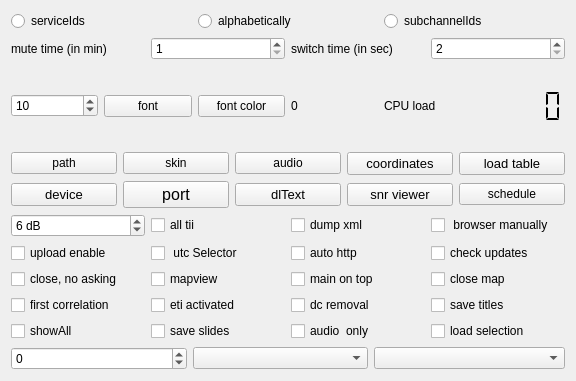
Above: sources/main/forms-v7/config-helper.ui from JvanKatwijk/qt-dab before the change. Below: the same form after it.
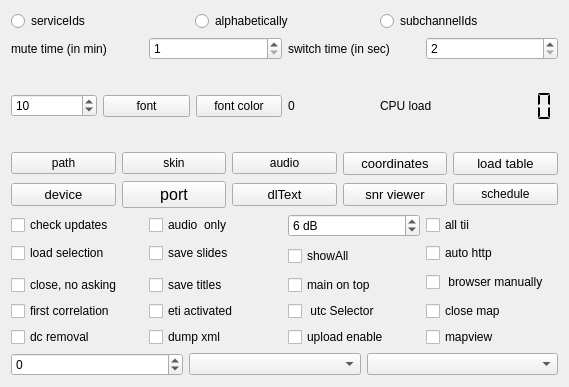
That is the form after the change. Custom widgets are drawn as their Qt base class.

What changed in the file:
```diff
--- a/sources/main/forms-v7/config-helper.ui
+++ b/sources/main/forms-v7/config-helper.ui
@@ -6,8 +6,8 @@
    <rect>
     <x>0</x>
     <y>0</y>
-    <width>576</width>
-    <height>381</height>
+    <width>569</width>
+    <height>387</height>
    </rect>
   </property>
   <property name="windowTitle">
@@ -341,6 +341,26 @@
    <item>
     <layout class="QGridLayout" name="gridLayout">
      <item row="0" column="0">
+      <widget class="QCheckBox" name="updateChecker">
+       <property name="toolTip">
+        <string>&lt;html&gt;&lt;head/&gt;&lt;body&gt;&lt;p&gt;If this selector is set, the list of services is stored in a user defined file.&lt;/p&gt;&lt;/body&gt;&lt;/html&gt;</string>
+       </property>
+       <property name="text">
+        <string>check updates</string>
+       </property>
+      </widget>
+     </item>
+     <item row="0" column="1">
+      <widget class="QCheckBox" name="audioServices_only">
+       <property name="toolTip">
+        <string>&lt;html&gt;&lt;head/&gt;&lt;body&gt;&lt;p&gt;Many ensembles contain both audio and data services (e.g. TPEG, EPG). If selected here, only audio services and  the EPG service if part of the ensemble will be shown in the services list&lt;/p&gt;&lt;/body&gt;&lt;/html&gt;</string>
+       </property>
+       <property name="text">
+        <string>audio  only</string>
+       </property>
+      </widget>
+     </item>
+     <item row="0" column="2">
       <widget class="QSpinBox" name="tiiThreshold_setter">
        <property name="toolTip">
         <string>&lt;html&gt;&lt;head/&gt;&lt;body&gt;&lt;p&gt;TII threshold. The TII threshold is used in the detection of TII values in the NULL periods of the DAB frames. Of course, the lower the value, the more chance there is to get false positives.&lt;/p&gt;&lt;p&gt;Selecting the &amp;quot;new&amp;quot; tii detector leads to setting the minimum  threshold to 6 dB, for the other the minimum threshold is 4 dB. Setting the threshold to the minumum value leads in both cases - even with a small antenna - to some false positives.&lt;/p&gt;&lt;/body&gt;&lt;/html&gt;</string>
@@ -356,7 +376,7 @@
        </property>
       </widget>
      </item>
-     <item row="0" column="1">
+     <item row="0" column="3">
       <widget class="QCheckBox" name="allTIISelector">
        <property name="toolTip">
         <string>&lt;html&gt;&lt;head/&gt;&lt;body&gt;&lt;p&gt;If/when the threshold value for the TII detection is too low, the TII detector will &amp;quot;detect&amp;quot; non-existent transmitters. While some users want to see anythings that is detected, others (including myself) only want the &amp;quot;real&amp;quot; transmitters to appear on the DX display.&lt;/p&gt;&lt;p&gt;While by default the setting is &amp;quot;on&amp;quot;, switchin the selector 's value to &amp;quot;off&amp;quot; tells the software to show only transmitters known by the database.&lt;/p&gt;&lt;/body&gt;&lt;/html&gt;</string>
@@ -366,47 +386,37 @@
        </property>
       </widget>
      </item>
-     <item row="0" column="2">
-      <widget class="QCheckBox" name="dumpmodeSelector">
-       <property name="toolTip">
-        <string>&lt;html&gt;&lt;head/&gt;&lt;body&gt;&lt;p&gt;The dump facility is changed. Dumping the input samples is now centralized (use the right hand mouse button on the ensemblename left top of the main widget).&lt;/p&gt;&lt;p&gt;If selected the dump will be in xml format (but of course only if the device supports that)&lt;/p&gt;&lt;p&gt;otherwise an &amp;quot;wav&amp;quot; file will be generated.&lt;/p&gt;&lt;/body&gt;&lt;/html&gt;</string>
-       </property>
-       <property name="text">
-        <string>dump xml</string>
-       </property>
-      </widget>
-     </item>
-     <item row="0" column="3">
-      <widget class="QCheckBox" name="localBrowserSelector">
-       <property name="toolTip">
-        <string>&lt;html&gt;&lt;head/&gt;&lt;body&gt;&lt;p&gt;Set in the configuration that on starting the http service a browser will have to be started manually. By default  browser starts automaticall when the http button is set. Effective immediately&lt;/p&gt;&lt;p&gt;&lt;br/&gt;&lt;/p&gt;&lt;/body&gt;&lt;/html&gt;</string>
-       </property>
-       <property name="text">
-        <string> browser manually</string>
-       </property>
-      </widget>
-     </item>
      <item row="1" column="0">
-      <widget class="QCheckBox" name="upload_selector">
+      <widget class="QCheckBox" name="loadSelection_selector">
        <property name="toolTip">
         <string>&lt;html&gt;&lt;head/&gt;&lt;body&gt;&lt;p&gt;&amp;quot;upload enable&amp;quot; is a selector for - if configured - allowing some data to be uploaded to fmlist.org. When touching the ensemblename on top of the left part of the main widget, the current content of the ensemble is shown (in &amp;quot;.csv&amp;quot; format). If this selector is enabled - and if the feature is configured - you will be asked to accept (or deny) sending up the contents of the ensemble to &amp;quot;fmlist.org&amp;quot; (the site that is responsible for the database mapping the TII numbers to station names and station attributes.&lt;/p&gt;&lt;p&gt;The same for the result of the single scan.&lt;/p&gt;&lt;p&gt;&lt;br/&gt;&lt;/p&gt;&lt;/body&gt;&lt;/html&gt;</string>
        </property>
        <property name="text">
-        <string>upload enable</string>
+        <string>load selection</string>
        </property>
       </widget>
      </item>
      <item row="1" column="1">
-      <widget class="QCheckBox" name="utc_selector">
+      <widget class="QCheckBox" name="saveSlides">
        <property name="toolTip">
         <string>&lt;html&gt;&lt;head/&gt;&lt;body&gt;&lt;p&gt;If you want to see UTC in the logs select this one.&lt;/p&gt;&lt;/body&gt;&lt;/html&gt;</string>
        </property>
        <property name="text">
-        <string> utc Selector</string>
+        <string>save slides</string>
        </property>
       </widget>
      </item>
-     <item row="1" column="2">
+     <item row="1" column="2" rowspan="2">
+      <widget class="QCheckBox" name="showAll_selector">
+       <property name="toolTip">
+        <string>&lt;html&gt;&lt;head/&gt;&lt;body&gt;&lt;p&gt;Display of transmitters on the map has two modes, selected by this checkbox. If enabled, all (channel, tiiPairs) per transmitter is shown, i.e. if it is seen that - for different channels - the same  transmitter(location) is used, then for each of the channels the channelname and the tii values are shown in a list.&lt;/p&gt;&lt;p&gt;If the checkbox is disabled, then for each transmitter(location) seen, only the channel last seen is shown.&lt;/p&gt;&lt;/body&gt;&lt;/html&gt;</string>
+       </property>
+       <property name="text">
+        <string>showAll</string>
+       </property>
+      </widget>
+     </item>
+     <item row="1" column="3">
       <widget class="QCheckBox" name="auto_http">
        <property name="toolTip">
         <string>&lt;html&gt;&lt;head/&gt;&lt;body&gt;&lt;p&gt;If enabled, the software will (try to) start the http handler on program start up&lt;/p&gt;&lt;/body&gt;&lt;/html&gt;</string>
@@ -416,17 +426,17 @@
        </property>
       </widget>
      </item>
-     <item row="1" column="3">
-      <widget class="QCheckBox" name="updateChecker">
+     <item row="2" column="3" rowspan="2">
+      <widget class="QCheckBox" name="localBrowserSelector">
        <property name="toolTip">
         <string>&lt;html&gt;&lt;head/&gt;&lt;body&gt;&lt;p&gt;If this selector is set, the list of services is stored in a user defined file.&lt;/p&gt;&lt;/body&gt;&lt;/html&gt;</string>
        </property>
        <property name="text">
-        <string>check updates</string>
+        <string> browser manually</string>
        </property>
       </widget>
      </item>
-     <item row="2" column="0">
+     <item row="3" column="0">
       <widget class="QCheckBox" name="closeDirect_selector">
        <property name="toolTip">
         <string>&lt;html&gt;&lt;head/&gt;&lt;body&gt;&lt;p&gt;If you are bored with the explicit request to stop, touch this one, and stopping is direct&lt;/p&gt;&lt;/body&gt;&lt;/html&gt;</string>
@@ -436,17 +446,17 @@
        </property>
       </widget>
      </item>
-     <item row="2" column="1">
-      <widget class="QCheckBox" name="mapViewSelector">
+     <item row="3" column="1">
+      <widget class="QCheckBox" name="saveTitlesSelector">
        <property name="toolTip">
         <string>&lt;html&gt;&lt;head/&gt;&lt;body&gt;&lt;p&gt;When set, the software is instructed to start an EPG processor when an EPG service is detected on starting an ensemble.&lt;/p&gt;&lt;/body&gt;&lt;/html&gt;</string>
        </property>
        <property name="text">
-        <string>mapview</string>
+        <string>save titles</string>
        </property>
       </widget>
      </item>
-     <item row="2" column="2">
+     <item row="3" column="2">
       <widget class="QCheckBox" name="onTop">
        <property name="toolTip">
         <string>&lt;html&gt;&lt;head/&gt;&lt;body&gt;&lt;p&gt;Set in the configuration whether or not the main widget should ALWAYS be op top. Note that setting will be applied the next time the program will start.&lt;/p&gt;&lt;p&gt;Note further that in Windows a problem may occur: a warning message might be invisible, hidden by the main widget op top.&lt;/p&gt;&lt;/body&gt;&lt;/html&gt;</string>
@@ -456,17 +466,7 @@
        </property>
       </widget>
      </item>
-     <item row="2" column="3">
-      <widget class="QCheckBox" name="close_mapSelector">
-       <property name="toolTip">
-        <string>&lt;html&gt;&lt;head/&gt;&lt;body&gt;&lt;p&gt;If this selector is set, then at stopping the map handler, a request is issued to close the map.&lt;/p&gt;&lt;/body&gt;&lt;/html&gt;</string>
-       </property>
-       <property name="text">
-        <string>close map</string>
-       </property>
-      </widget>
-     </item>
-     <item row="3" column="0">
+     <item row="4" column="0">
       <widget class="QCheckBox" name="correlationSelector">
        <property name="toolTip">
         <string>&lt;html&gt;&lt;head/&gt;&lt;body&gt;&lt;p&gt;Synchronization of the receiver software with the incoming samplestream is dome using a correlation algorithm. As the scope on the displaywidget often shows is that there is more than a single peak in the correlation. Normally, the strongest peak is used, however, sometimes the difference in stength between peaks is so small, that the &amp;quot;strongest&amp;quot; one changes quite often.&lt;/p&gt;&lt;p&gt;Selecting this ensures that the software takes the first of the peaks that meets some strength criteria&lt;/p&gt;&lt;/body&gt;&lt;/html&gt;</string>
@@ -476,7 +476,7 @@
        </property>
       </widget>
      </item>
-     <item row="3" column="1">
+     <item row="4" column="1">
       <widget class="QCheckBox" name="etiActivated_selector">
        <property name="toolTip">
         <string>&lt;html&gt;&lt;head/&gt;&lt;body&gt;&lt;p&gt;eti files can be generated by Qt-DAB-5.x. Since generating an eti file from an ensemble seems incompatible with scanning, the scan button is replaced by an &amp;quot;eti&amp;quot; button when eti is activated.&lt;/p&gt;&lt;p&gt;&lt;span style=&quot; font-weight:700;&quot;&gt;Note that building up an eti file requires quite some resources.&lt;/span&gt;&lt;/p&gt;&lt;p&gt;If eti is activated, the scanButton is replaced by the etiButton. Touching that button shows a fileselection menu, after selecting a file the content of the ensemble is sent in eti format to the file. The eti session stops when (a) the eti button is touched again, (b) switching to another channel or (c) disabling eti by unchecking the checkbox.&lt;/p&gt;&lt;p&gt;&lt;br/&gt;&lt;/p&gt;&lt;/body&gt;&lt;/html&gt;</string>
@@ -486,7 +486,27 @@
        </property>
       </widget>
      </item>
-     <item row="3" column="2">
+     <item row="4" column="2">
+      <widget class="QCheckBox" name="utc_selector">
+       <property name="toolTip">
+        <string>&lt;html&gt;&lt;head/&gt;&lt;body&gt;&lt;p&gt;If you want to see UTC in the logs select this one.&lt;/p&gt;&lt;/body&gt;&lt;/html&gt;</string>
+       </property>
+       <property name="text">
+        <string> utc Selector</string>
+       </property>
+      </widget>
+     </item>
+     <item row="4" column="3">
+      <widget class="QCheckBox" name="close_mapSelector">
+       <property name="toolTip">
+        <string>&lt;html&gt;&lt;head/&gt;&lt;body&gt;&lt;p&gt;If this selector is set, then at stopping the map handler, a request is issued to close the map.&lt;/p&gt;&lt;/body&gt;&lt;/html&gt;</string>
+       </property>
+       <property name="text">
+        <string>close map</string>
+       </property>
+      </widget>
+     </item>
+     <item row="5" column="0">
       <widget class="QCheckBox" name="dcRemovalSelector">
        <property name="toolTip">
         <string>&lt;html&gt;&lt;head/&gt;&lt;body&gt;&lt;p&gt;If set, a log file is maintained (as usual for windows in the folder in the home folder and for Linux in the directory /tmp in a folder/directory Qt-DAB-files) in a txt file :logFile.txt, in which activities such as selecting a device, channel, service, dump are written, preceded by the time of the activity.&lt;/p&gt;&lt;p&gt;The setting of the selector is maintained between program invocations.&lt;/p&gt;&lt;/body&gt;&lt;/html&gt;</string>
@@ -496,53 +516,33 @@
        </property>
       </widget>
      </item>
-     <item row="3" column="3">
-      <widget class="QCheckBox" name="saveTitlesSelector">
+     <item row="5" column="1">
+      <widget class="QCheckBox" name="dumpmodeSelector">
        <property name="toolTip">
         <string>&lt;html&gt;&lt;head/&gt;&lt;body&gt;&lt;p&gt;Having this selector set instructs the software to apply the so called DL2 rules to the dynamic label text. When DL2 is recognized in the forming of the dynamic label text, the titles of songs can be separated from the dynamic label and stored in a file in the Qt-DAB-files folder&lt;/p&gt;&lt;/body&gt;&lt;/html&gt;</string>
        </property>
        <property name="text">
-        <string>save titles</string>
+        <string>dump xml</string>
        </property>
       </widget>
      </item>
-     <item row="4" column="0">
-      <widget class="QCheckBox" name="showAll_selector">
+     <item row="5" column="2">
+      <widget class="QCheckBox" name="upload_selector">
        <property name="toolTip">
         <string>&lt;html&gt;&lt;head/&gt;&lt;body&gt;&lt;p&gt;Display of transmitters on the map has two modes, selected by this checkbox. If enabled, all (channel, tiiPairs) per transmitter is shown, i.e. if it is seen that - for different channels - the same  transmitter(location) is used, then for each of the channels the channelname and the tii values are shown in a list.&lt;/p&gt;&lt;p&gt;If the checkbox is disabled, then for each transmitter(location) seen, only the channel last seen is shown.&lt;/p&gt;&lt;/body&gt;&lt;/html&gt;</string>
        </property>
        <property name="text">
-        <string>showAll</string>
+        <string>upload enable</string>
        </property>
       </widget>
      </item>
-     <item row="4" column="1">
-      <widget class="QCheckBox" name="saveSlides">
+     <item row="5" column="3">
+      <widget class="QCheckBox" name="mapViewSelector">
        <property name="toolTip">
         <string>&lt;html&gt;&lt;head/&gt;&lt;body&gt;&lt;p&gt;If set, slides (pictures) appearing during transmissions are being saved&lt;/p&gt;&lt;/body&gt;&lt;/html&gt;</string>
        </property>
        <property name="text">
-        <string>save slides</string>
-       </property>
-      </widget>
-     </item>
-     <item row="4" column="2">
-      <widget class="QCheckBox" name="audioServices_only">
-       <property name="toolTip">
-        <string>&lt;html&gt;&lt;head/&gt;&lt;body&gt;&lt;p&gt;Many ensembles contain both audio and data services (e.g. TPEG, EPG). If selected here, only audio services and  the EPG service if part of the ensemble will be shown in the services list&lt;/p&gt;&lt;/body&gt;&lt;/html&gt;</string>
-       </property>
-       <property name="text">
-        <string>audio  only</string>
-       </property>
-      </widget>
-     </item>
-     <item row="4" column="3">
-      <widget class="QCheckBox" name="loadSelection_selector">
-       <property name="toolTip">
-        <string>&lt;html&gt;&lt;head/&gt;&lt;body&gt;&lt;p&gt;If this selector is set, the list of services is loaded from a user defined file. If loading from such a file fails, the software will load the list from the default file.&lt;/p&gt;&lt;/body&gt;&lt;/html&gt;</string>
-       </property>
-       <property name="text">
-        <string>load selection</string>
+        <string>mapview</string>
        </property>
       </widget>
      </item>
```
Left out of the diff: 14 changed lines with no effect on the pictures.
